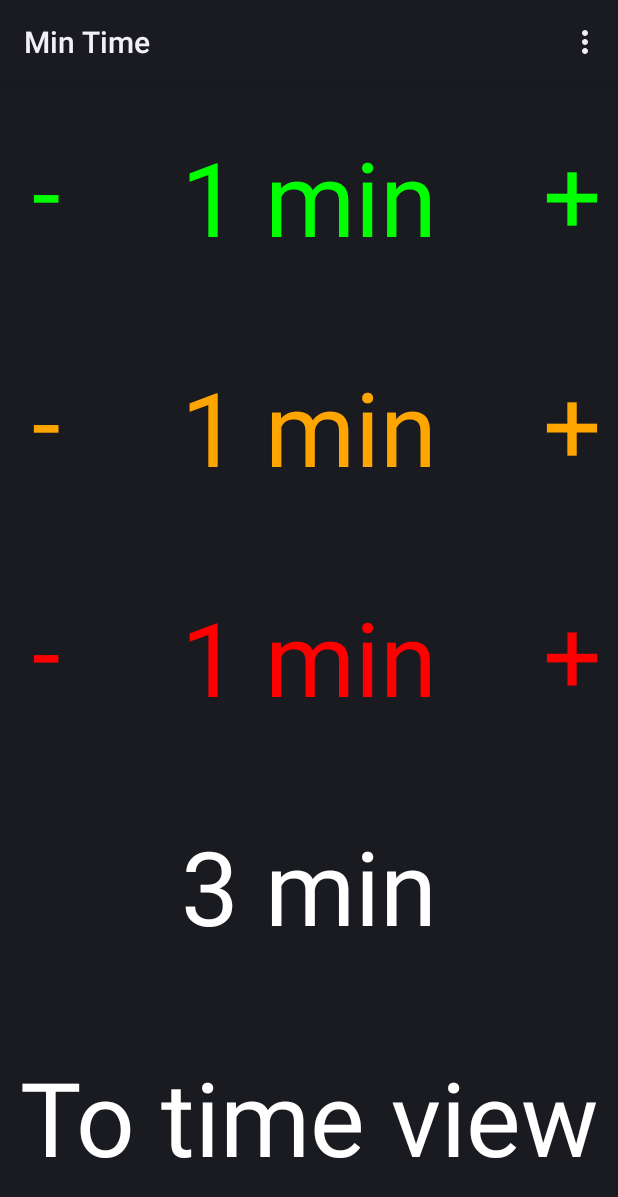
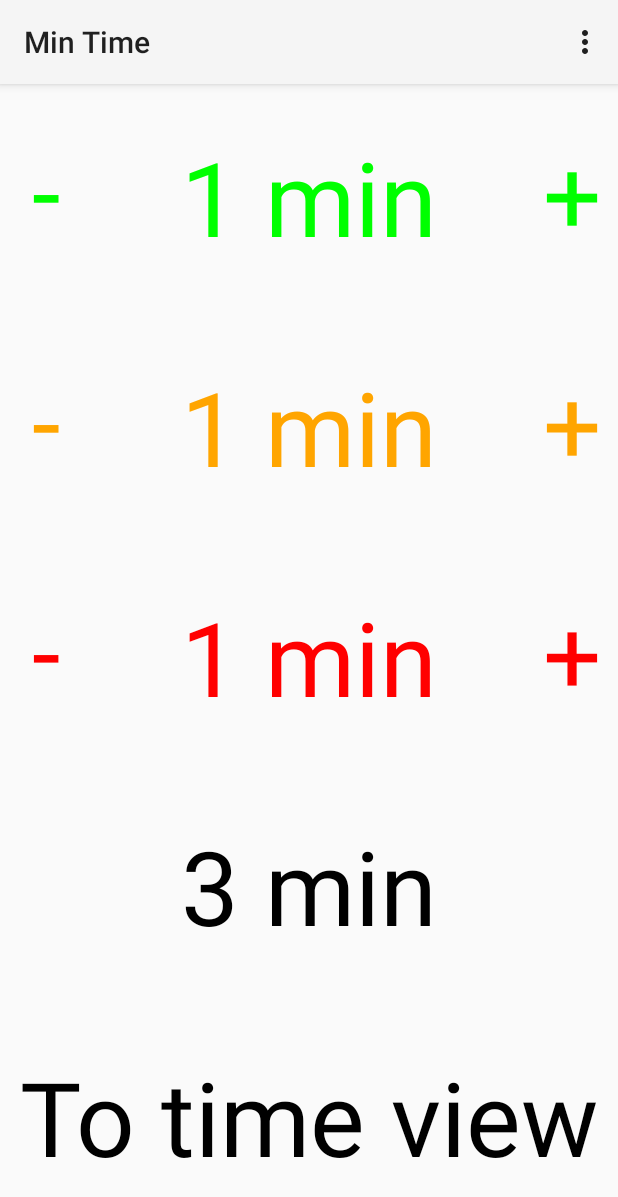
Before and after one commit to tkuenneth/mintime, an Android app: the screen it shows after launch (MinTime), in the options menu, after a tap on "Save", on a phone screen of 412 x 824 dp. Shown: the top 1197 px of the screen. Run offline under Robolectric (Android 15) with nearby library versions, the phone set to English and light mode, and no system bars.

Commit message:
work in progress

```diff
--- a/app/src/main/AndroidManifest.xml
+++ b/app/src/main/AndroidManifest.xml
@@ -11,6 +11,7 @@
 
         <activity
             android:name="com.thomaskuenneth.mintime.MinTime"
+            android:theme="@style/Theme.AppCompat.DayNight"
             android:label="@string/app_name">
             <intent-filter>
                 <action android:name="android.intent.action.MAIN" />
--- a/app/src/main/java/com/thomaskuenneth/mintime/CanvasUtils.java
+++ b/app/src/main/java/com/thomaskuenneth/mintime/CanvasUtils.java
@@ -45,10 +45,15 @@ class CanvasUtils {
      * @return Bildschirmgröße in Pixel
      */
     static Point getScreenSize(Context context) {
+        Point result = new Point();
         WindowManager wm = (WindowManager) context
                 .getSystemService(Context.WINDOW_SERVICE);
-        Display display = wm.getDefaultDisplay();
-        return new Point(display.getWidth(), display.getHeight());
+        if (wm != null) {
+            Display display = wm.getDefaultDisplay();
+            result.x = display.getWidth();
+            result.y = display.getHeight();
+        }
+        return result;
     }
 
     /**
--- a/app/src/main/java/com/thomaskuenneth/mintime/CountdownActivity.java
+++ b/app/src/main/java/com/thomaskuenneth/mintime/CountdownActivity.java
@@ -30,7 +30,7 @@ import org.json.JSONObject;
 public class CountdownActivity extends Activity {
 
     public static final int NOTIFICATION_ID = 29082311;
-    public static final long NOTIFICATION_INTERVAL_IN_MILLIS = 60000l;
+    public static final long NOTIFICATION_INTERVAL_IN_MILLIS = 60000L;
 
     private static final long[] PATTERN1 = new long[]{0, 800, 800, 800, 800,
             800};
@@ -52,7 +52,7 @@ public class CountdownActivity extends Activity {
         super.onCreate(savedInstanceState);
         alarmMgr = (AlarmManager) getSystemService(Context.ALARM_SERVICE);
         setContentView(R.layout.countdown);
-        timer = (BigTime) findViewById(R.id.timer);
+        timer = findViewById(R.id.timer);
         timer.setOnClickListener(new OnClickListener() {
 
             @Override
@@ -60,7 +60,9 @@ public class CountdownActivity extends Activity {
                 cancelAlarms();
                 JSONUtils.putLongInJSONObject(data, MinTime.RESUMED, -1);
                 NotificationManager m = (NotificationManager) getSystemService(Context.NOTIFICATION_SERVICE);
-                m.cancel(NOTIFICATION_ID);
+                if (m != null) {
+                    m.cancel(NOTIFICATION_ID);
+                }
                 Intent intent = new Intent(CountdownActivity.this,
                         MinTime.class);
                 intent.setFlags(Intent.FLAG_ACTIVITY_CLEAR_TOP);
--- a/app/src/main/java/com/thomaskuenneth/mintime/Counter.java
+++ b/app/src/main/java/com/thomaskuenneth/mintime/Counter.java
@@ -13,6 +13,7 @@ import android.graphics.Color;
 import android.graphics.Paint;
 import android.graphics.Point;
 import android.graphics.Typeface;
+import android.support.annotation.NonNull;
 import android.util.AttributeSet;
 import android.view.MotionEvent;
 import android.view.View;
@@ -75,10 +76,7 @@ public class Counter extends View {
         paint.setTypeface(Typeface.DEFAULT);
         paint.setTextAlign(Paint.Align.CENTER);
 
-        setOnTouchListener(new OnTouchListener() {
-
-            @Override
-            public boolean onTouch(View v, MotionEvent event) {
+        setOnTouchListener((v, event) -> {
             int x = (int) event.getX();
             int halfWidth = v.getWidth() / 2;
             increase = (x >= halfWidth);
@@ -133,7 +131,6 @@ public class Counter extends View {
                 default:
                     return false;
             }
-            }
         });
     }
 
@@ -160,7 +157,7 @@ public class Counter extends View {
     }
 
     @Override
-    protected void onVisibilityChanged(View changedView, int visibility) {
+    protected void onVisibilityChanged(@NonNull View changedView, int visibility) {
         super.onVisibilityChanged(changedView, visibility);
         if (visibility != View.VISIBLE) {
             cancelTimer();
--- a/app/src/main/java/com/thomaskuenneth/mintime/MinTime.java
+++ b/app/src/main/java/com/thomaskuenneth/mintime/MinTime.java
@@ -10,6 +10,7 @@ import android.app.Activity;
 import android.content.Context;
 import android.content.Intent;
 import android.os.Bundle;
+import android.support.v7.app.AppCompatActivity;
 import android.util.Log;
 import android.view.Menu;
 import android.view.MenuItem;
@@ -30,7 +31,7 @@ import java.util.List;
  *
  * @author Thomas
  */
-public class MinTime extends Activity {
+public class MinTime extends AppCompatActivity {
 
     public static final int RQ_ALARM_ORANGE = 1;
     public static final int RQ_ALARM_RED = 2;
@@ -61,8 +62,8 @@ public class MinTime extends Activity {
         super.onCreate(savedInstanceState);
         setContentView(R.layout.main);
 
-        total = (SimpleButton) findViewById(R.id.total);
-        start = (SimpleButton) findViewById(R.id.start_or_resume);
+        total = findViewById(R.id.total);
+        start = findViewById(R.id.start_or_resume);
         start.setOnClickListener(new OnClickListener() {
 
             @Override
@@ -85,11 +86,11 @@ public class MinTime extends Activity {
                 updateTotal();
             }
         };
-        counter1 = (Counter) findViewById(R.id.counter1);
+        counter1 = findViewById(R.id.counter1);
         counter1.setOnClickListener(l);
-        counter2 = (Counter) findViewById(R.id.counter2);
+        counter2 = findViewById(R.id.counter2);
         counter2.setOnClickListener(l);
-        counter3 = (Counter) findViewById(R.id.counter3);
+        counter3 = findViewById(R.id.counter3);
         counter3.setOnClickListener(l);
     }
 
@@ -233,7 +234,7 @@ public class MinTime extends Activity {
         return saveData(this, data);
     }
 
-    private boolean saveDistributions() {
+    private void saveDistributions() {
         JSONObject data = new JSONObject();
         JSONArray array = new JSONArray();
         for (String s : distributions) {
@@ -241,22 +242,18 @@ public class MinTime extends Activity {
         }
         try {
             data.put(DST, array);
-            return JSONUtils.saveJSONObject(this, data, FILENAME_DISTRIBUTIONS);
+            JSONUtils.saveJSONObject(this, data, FILENAME_DISTRIBUTIONS);
         } catch (JSONException e) {
             Log.e(TAG, "Fehler beim Schreiben der Zeitverteilungen", e);
         }
-        return false;
     }
 
     /**
      * Liest Zeitverteilungen ein. Hierzu wird der Instanzvariable
      * {@code distributions} eine neue Instanz einer {@code List<String>}
      * zugewiesen und mit den Verteilungen gefüllt.
-     *
-     * @return liefert {@code true} wenn die Verteilungen fehlerfrei eingelesen
-     * wurden, sonst {@code false}
      */
-    private boolean loadDistributions() {
+    private void loadDistributions() {
         distributions = new ArrayList<>();
         JSONObject data = JSONUtils
                 .loadJSONObject(this, FILENAME_DISTRIBUTIONS);
@@ -266,12 +263,10 @@ public class MinTime extends Activity {
                 for (int i = 0; i < array.length(); i++) {
                     distributions.add(array.getString(i));
                 }
-                return true;
             } catch (JSONException e) {
                 Log.e(TAG, "Fehler beim Lesen der Zeitverteilungen", e);
             }
         }
-        return false;
     }
 
     private String createDistribution() {
--- a/app/src/main/java/com/thomaskuenneth/mintime/RepeatingAlarm.java
+++ b/app/src/main/java/com/thomaskuenneth/mintime/RepeatingAlarm.java
@@ -17,9 +17,10 @@ import android.support.v4.app.NotificationManagerCompat;
  * Diese Klasse stellt eine Benachrichtigung dar.
  *
  * @author Thomas
- *
  */
 public class RepeatingAlarm extends BroadcastReceiver {
+
+    private static final String CHANNEL_ID = RepeatingAlarm.class.getName();
 
     @Override
     public void onReceive(Context context, Intent intent) {
@@ -50,7 +51,7 @@ public class RepeatingAlarm extends BroadcastReceiver {
             String str = context.getString(resId, mins,
                     context.getString(R.string.min));
             NotificationCompat.Builder notificationBuilder = new NotificationCompat.Builder(
-					context).setPriority(NotificationCompat.PRIORITY_HIGH)
+                    context, CHANNEL_ID).setPriority(NotificationCompat.PRIORITY_HIGH)
                     .setContentTitle(context.getString(R.string.app_name))
                     .setContentText(str)
                     .setWhen(resumed)
--- a/app/src/main/java/com/thomaskuenneth/mintime/SimpleButton.java
+++ b/app/src/main/java/com/thomaskuenneth/mintime/SimpleButton.java
@@ -36,7 +36,7 @@ public class SimpleButton extends View {
 
     public SimpleButton(Context context, AttributeSet attrs, int defStyleAttr) {
         super(context, attrs, defStyleAttr);
-        int color = Color.WHITE;
+        int color = Color.BLACK;
         TypedArray a = getContext().obtainStyledAttributes(attrs,
                 R.styleable.SimpleButton);
         int n = a.getIndexCount();
--- a/app/src/main/res/layout/main.xml
+++ b/app/src/main/res/layout/main.xml
@@ -9,21 +9,21 @@
         android:layout_width="match_parent"
         android:layout_height="0dp"
         android:layout_weight="0.2"
-        custom:mintime_color="@com.thomaskuenneth.mintime:color/green" />
+        custom:mintime_color="@color/green" />
 
     <com.thomaskuenneth.mintime.Counter
         android:id="@+id/counter2"
         android:layout_width="match_parent"
         android:layout_height="0dp"
         android:layout_weight="0.2"
-        custom:mintime_color="@com.thomaskuenneth.mintime:color/orange" />
+        custom:mintime_color="@color/orange" />
 
     <com.thomaskuenneth.mintime.Counter
         android:id="@+id/counter3"
         android:layout_width="match_parent"
         android:layout_height="0dp"
         android:layout_weight="0.2"
-        custom:mintime_color="@com.thomaskuenneth.mintime:color/red" />
+        custom:mintime_color="@color/red" />
 
     <com.thomaskuenneth.mintime.SimpleButton
         android:id="@+id/total"
--- a/build.gradle
+++ b/build.gradle
@@ -2,14 +2,16 @@
 buildscript {
     repositories {
         jcenter()
+        google()
     }
     dependencies {
-        classpath 'com.android.tools.build:gradle:2.2.2'
+        classpath 'com.android.tools.build:gradle:3.3.0'
     }
 }
 
 allprojects {
     repositories {
         jcenter()
+        google()
     }
 }
```
Also changed, not shown: app/build.gradle (+14 -8 lines), gradle/wrapper/gradle-wrapper.properties, 3 other files. Lines whose indentation alone changed are shown as unchanged.
